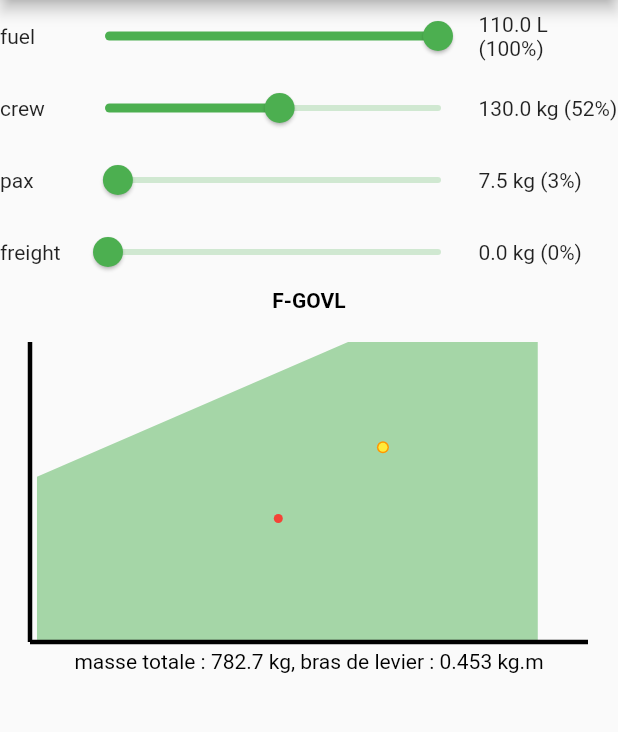
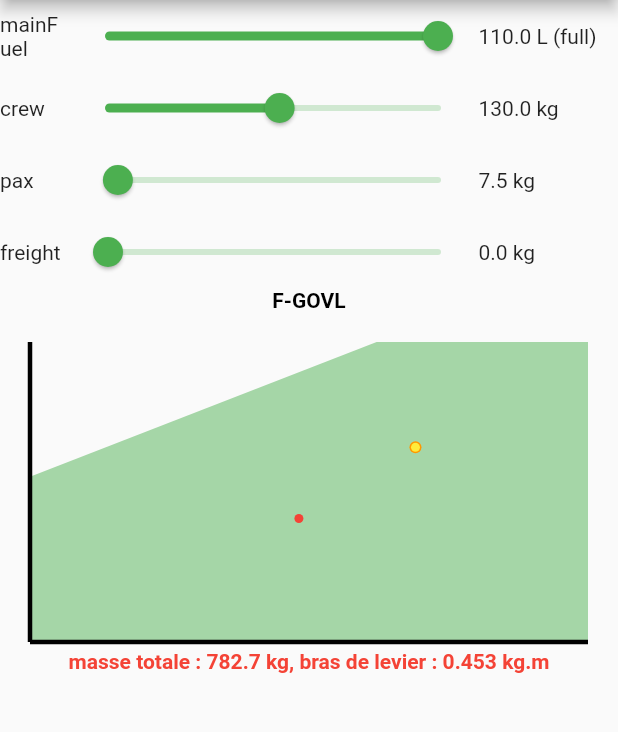
Before and after one commit to limagolf22/centrage, a Flutter app: the screen it shows after launch, in the side drawer, after a tap on the "save" icon, on a phone screen of 412 x 824 dp, the part 84-816 px from its top. Run offline on Flutter 3.47's test engine with Material 2 defaults, Android fonts, the phone set to English and light mode, and no system bars; missing offline and left inert: excel, poly_collisions.

Commit message:
add store + aux fuel

```diff
--- a/lib/chart.dart
+++ b/lib/chart.dart
@@ -55,10 +55,22 @@ class ChartPainter extends CustomPainter {
 
     double defaultHeight = 200;
 
-    double minNm = 0.200,
-        maxNm = 0.600,
-        minkg = currentPlane.gabarit[0].y.toDouble(),
-        maxkg = currentPlane.gabarit[3].y.toDouble();
+    double minNm = currentPlane.gabarit
+            .reduce((current, next) => current.x < next.x ? current : next)
+            .x
+            .toDouble(),
+        maxNm = currentPlane.gabarit
+            .reduce((current, next) => current.x > next.x ? current : next)
+            .x
+            .toDouble(),
+        minkg = currentPlane.gabarit
+            .reduce((current, next) => current.y < next.y ? current : next)
+            .y
+            .toDouble(),
+        maxkg = currentPlane.gabarit
+            .reduce((current, next) => current.y > next.y ? current : next)
+            .y
+            .toDouble();
     double Nm_PX = size.width / (maxNm - minNm);
     double kg_PX = defaultHeight / (maxkg - minkg);
 
@@ -96,7 +108,7 @@ class ChartPainter extends CustomPainter {
         3,
         paint);
     paint.color = Colors.black;
-    canvas.drawLine(Offset(0, 0), Offset(0, defaultHeight), paint);
+    canvas.drawLine(const Offset(0, 0), Offset(0, defaultHeight), paint);
     canvas.drawLine(
         Offset(0, defaultHeight), Offset(size.width, defaultHeight), paint);
   }
--- a/lib/input.dart
+++ b/lib/input.dart
@@ -1,4 +1,4 @@
-import 'package:flutter/foundation.dart';
+import 'dart:math';
 import 'package:flutter/material.dart';
 
 class Input extends StatefulWidget {
@@ -27,22 +27,26 @@ class _InputState extends State<Input> {
   @override
   void initState() {
     super.initState();
+    widget.valNot.addListener(refresh);
+
     _val = widget.valNot.value;
   }
 
   @override
   Widget build(BuildContext context) {
-    return Container(
+    return (widget.min != widget.max)
+        ? Container(
             child: Row(
                 mainAxisAlignment: MainAxisAlignment.spaceBetween,
                 mainAxisSize: MainAxisSize.max,
                 children: [
                 Container(
-              width: 45, child: Text(widget.label, textAlign: TextAlign.left)),
+                    width: 45,
+                    child: Text(widget.label, textAlign: TextAlign.left)),
                 Container(
                     width: (MediaQuery.of(context).size.width) - 140,
                     child: Slider(
-                  value: _val,
+                        value: min(widget.max, max(widget.min, _val)),
                         onChanged: onSliderChanged,
                         min: widget.min,
                         max: widget.max,
@@ -53,16 +57,26 @@ class _InputState extends State<Input> {
                         _val.toString() +
                             " " +
                             widget.unit +
-                      " (" +
-                      (_val / widget.max * 100).round().toString() +
-                      "%)",
+                            (widget.unit == "L"
+                                ? ((_val / widget.max * 100).round() == 100
+                                    ? " (full)"
+                                    : " (" +
+                                        (_val / widget.max * 100)
+                                            .round()
+                                            .toString() +
+                                        "%)")
+                                : ""),
                         textAlign: TextAlign.left))
-        ]));
+              ]))
+        : Container();
   }
 
   onSliderChanged(double v) {
     widget.valNot.value = (v * 10).round() / 10;
-    _val = (v * 10).round() / 10;
+  }
+
+  void refresh() {
+    _val = widget.valNot.value;
     setState(() {});
   }
 }
--- a/lib/main.dart
+++ b/lib/main.dart
@@ -21,7 +21,7 @@ class MyApp extends StatelessWidget {
   Widget build(BuildContext context) {
     getDir();
     return MaterialApp(
-      title: 'Centrage Flutter',
+      title: 'Centrage AC ENAC',
       theme: ThemeData(
         // This is the theme of your application.
         //
@@ -50,7 +50,7 @@ class MyHomePage extends StatefulWidget {
 
 class _MyHomePageState extends State<MyHomePage> {
   int _counter = 0;
-  Values values = new Values();
+  Values values = Values();
 
   @override
   void initState() {
@@ -72,34 +72,6 @@ class _MyHomePageState extends State<MyHomePage> {
 
   @override
   Widget build(BuildContext context) {
-    List<Widget> childrenAdded = [
-      Input(
-          min: 0.0,
-          max: currentPlane.maxFuel,
-          valNot: values.fuel,
-          label: "fuel ")
-        ..unit = "L",
-      Input(min: 0.0, max: 250.0, valNot: values.crew, label: "crew "),
-      Input(min: 0.0, max: 250.0, valNot: values.pax, label: "pax "),
-      Input(min: 0.0, max: 65.0, valNot: values.freight, label: "freight "),
-      Text(
-        currentPlane.name,
-        style: TextStyle(color: Colors.black, fontWeight: FontWeight.bold),
-        textAlign: TextAlign.center,
-      ),
-      SizedBox(
-          height: 200,
-          child: Chart(totalkg: values.totalkg, totalNm: values.totalNm)),
-      TotalLabel(valtotkg: values.totalkg, valtotNm: values.totalNm),
-      Text(dir == "" ? "" : "saved in : " + dir,
-          style: TextStyle(color: Color.fromARGB(255, 255, 0, 0)))
-    ];
-    // if (saveS == SaveState.SAVED) {
-    //   childrenAdded.insert(
-    //       0,
-    //       Text("saved in : " + dir,
-    //           style: TextStyle(color: Color.fromARGB(255, 255, 0, 0))));
-    // }
     return Scaffold(
         appBar: AppBar(
           // Here we take the value from the MyHomePage object that was created by
@@ -128,16 +100,44 @@ class _MyHomePageState extends State<MyHomePage> {
                 ListTile(
                   title: Text(plane.name),
                   onTap: () {
-                    currentPlane = plane;
+                    // values.updateTot();
+                    values.resetNotifiers(plane);
                     setState(() {});
-                    values.updateTot();
+                    Navigator.pop(context);
                   },
                 )
             ])),
-        body: ListView.builder(
-            itemCount: 7,
-            itemBuilder: (BuildContext context, int index) {
-              return childrenAdded[index];
-            }));
+        body: Column(
+          children: [
+            Input(
+                min: 0.0,
+                max: currentPlane.maxFuel,
+                valNot: values.mainFuel,
+                label: "mainFuel ")
+              ..unit = "L",
+            Input(
+                min: 0.0,
+                max: currentPlane.maxAuxFuel,
+                valNot: values.auxFuel,
+                label: "auxFuel ")
+              ..unit = "L",
+            Input(min: 0.0, max: 250.0, valNot: values.crew, label: "crew "),
+            Input(min: 0.0, max: 250.0, valNot: values.pax, label: "pax "),
+            Input(
+                min: 0.0, max: 65.0, valNot: values.freight, label: "freight "),
+            Text(
+              currentPlane.name,
+              style:
+                  TextStyle(color: Colors.black, fontWeight: FontWeight.bold),
+              textAlign: TextAlign.center,
+            ),
+            SizedBox(
+                height: 200,
+                child: Chart(totalkg: values.totalkg, totalNm: values.totalNm)),
+            TotalLabel(valtotkg: values.totalkg, valtotNm: values.totalNm),
+            Text(dir == "" ? "" : "saved in : " + dir,
+                style: TextStyle(color: Color.fromARGB(255, 255, 0, 0)))
+          ],
+        ));
   }
 }
--- a/lib/save.dart
+++ b/lib/save.dart
@@ -32,7 +32,7 @@ Future<void> saveXslx(Values val, String airplaneName) async {
   cellStyle.underline = Underline.Single; // or Underline.Double
 
   var fuel = sheetObject.cell(CellIndex.indexByString("E10"));
-  fuel.value = val.fuel.value; // dynamic values support provided;
+  fuel.value = val.mainFuel.value; // dynamic values support provided;
 
   var crew = sheetObject.cell(CellIndex.indexByString("C18"));
   crew.value = val.crew.value;
--- a/lib/total.dart
+++ b/lib/total.dart
@@ -1,8 +1,8 @@
 import 'dart:math';
 
-import 'package:centrage/chart.dart';
 import 'package:flutter/material.dart';
 import 'package:centrage/values.dart';
+import 'package:poly_collisions/poly_collisions.dart';
 
 class TotalLabel extends StatefulWidget {
   final ValueNotifier<double> valtotkg;
@@ -39,7 +39,10 @@ class _TotalLabelState extends State<TotalLabel> {
               " kg, bras de levier : " +
               ((widget.valtotNm.value * 1000).round() / 1000).toString() +
               " kg.m",
-          style: TextStyle(color: inlimits() ? Colors.black : Colors.red),
+          style: TextStyle(
+              color: inlimitsConvex() ? Colors.black : Colors.red,
+              fontWeight:
+                  inlimitsConvex() ? FontWeight.normal : FontWeight.bold),
           textAlign: TextAlign.center,
         ));
   }
@@ -55,4 +58,9 @@ class _TotalLabelState extends State<TotalLabel> {
                 currentPlane.gabarit[2].y) &&
         widget.valtotNm.value < currentPlane.gabarit[3].x;
   }
+
+  bool inlimitsConvex() {
+    return PolygonCollision.isPointInPolygon(currentPlane.gabarit,
+        Point(widget.valtotNm.value, widget.valtotkg.value));
+  }
 }
--- a/lib/values.dart
+++ b/lib/values.dart
@@ -1,15 +1,17 @@
 import 'dart:math';
 
 import 'package:flutter/material.dart';
+
+const fuelType = {"100LL": 0.72, "JETA1": 0.8};
 
 class Plane {
   String name;
   List<Point> gabarit;
   Map<String, double> leverArm;
-  double maxFuel, massPlane, laPlane;
+  double maxFuel, maxAuxFuel, massPlane, laPlane;
 
-  Plane(this.name, this.gabarit, this.leverArm, this.maxFuel, this.massPlane,
-      this.laPlane);
+  Plane(this.name, this.gabarit, this.leverArm, this.maxFuel, this.maxAuxFuel,
+      this.massPlane, this.laPlane);
 }
 
 List<Plane> planeList = [
@@ -22,12 +24,13 @@ List<Plane> planeList = [
         Point(0.564, 900),
         Point(0.564, 566)
       ],
-      {"fuel": 1.12, "crew": 0.41, "pax": 1.19, "freight": 1.3},
+      {"mainFuel": 1.12, "crew": 0.41, "pax": 1.19, "freight": 1.3},
       110,
+      0,
       566,
       0.3595),
   Plane(
-      "F-GOVY",
+      "F-GLVY",
       [
         Point(0.205, 566),
         Point(0.205, 750),
@@ -35,8 +38,9 @@ List<Plane> planeList = [
         Point(0.564, 900),
         Point(0.564, 566)
       ],
-      {"fuel": 1.12, "crew": 0.41, "pax": 1.19, "freight": 1.3},
+      {"mainFuel": 1.12, "crew": 0.41, "pax": 1.19, "freight": 1.3},
       110,
+      0,
       566,
       0.3595),
   Plane(
@@ -48,13 +52,56 @@ List<Plane> planeList = [
         Point(0.564, 900),
         Point(0.564, 581.9)
       ],
-      {"fuel": 1.12, "crew": 0.41, "pax": 1.19, "freight": 1.9},
+      {"mainFuel": 1.12, "crew": 0.41, "pax": 1.19, "freight": 1.9},
       110,
+      0,
       581.9,
-      0.3290)
+      0.3290),
+  Plane(
+      "F-GYRL",
+      [
+        Point(0.205, 600),
+        Point(0.205, 760),
+        Point(0.428, 1000),
+        Point(0.564, 1000),
+        Point(0.564, 600)
+      ],
+      {
+        "mainFuel": 1.12,
+        "auxFuel": 1.61,
+        "crew": 0.41,
+        "pax": 1.19,
+        "freight": 1.9
+      },
+      110,
+      50,
+      603.0,
+      0.3159),
+  Plane(
+      "F-GUAC",
+      [
+        Point(0.949, 700),
+        Point(0.949, 970),
+        Point(1.01, 1070),
+        Point(1.083, 1150),
+        Point(1.205, 1150),
+        Point(1.205, 700)
+      ],
+      {"mainFuel": 1.075, "crew": 1.165, "pax": 2.095, "freight": 2.6},
+      210,
+      0,
+      766.0,
+      0.9494)
 ];
 
 Plane currentPlane = planeList[0];
+
+double fuelDensity = fuelType["100LL"]!;
+
+Map<String, Map<String, double>> storedValues = {
+  for (var item in planeList)
+    item.name: {"mainFuel": 0, "auxFuel": 0, "crew": 0, "pax": 0, "freight": 0}
+};
 
 double totalkgfuelMax = 0.0;
 double totalNmfuelMax = 0.0;
@@ -62,7 +109,9 @@ double totalkgfuelMin = 0.0;
 double totalNmfuelMin = 0.0;
 
 class Values {
-  ValueNotifier<double> fuel = new ValueNotifier(110.0);
+  ValueNotifier<double> mainFuel = new ValueNotifier(110.0);
+  ValueNotifier<double> auxFuel = new ValueNotifier(0.0);
+
   ValueNotifier<double> crew = new ValueNotifier(130.0);
   ValueNotifier<double> pax = new ValueNotifier(7.5);
   ValueNotifier<double> freight = new ValueNotifier(0.0);
@@ -71,21 +120,44 @@ class Values {
   ValueNotifier<double> totalNm = new ValueNotifier(0.0);
 
   Values() {
-    fuel.addListener(updateTot);
+    mainFuel.addListener(updateTot);
+    auxFuel.addListener(updateTot);
     crew.addListener(updateTot);
     pax.addListener(updateTot);
     freight.addListener(updateTot);
     updateTot();
   }
+  void resetNotifiers(Plane plane) {
+    (storedValues[currentPlane.name])!["mainFuel"] = mainFuel.value;
+    (storedValues[currentPlane.name])!["auxFuel"] = auxFuel.value;
+    (storedValues[currentPlane.name])!["crew"] = crew.value;
+    (storedValues[currentPlane.name])!["pax"] = pax.value;
+    (storedValues[currentPlane.name])!["freight"] = freight.value;
+    currentPlane = plane;
+    mainFuel.value = (storedValues[currentPlane.name])!["mainFuel"]!;
+    auxFuel.value = (storedValues[currentPlane.name])!["auxFuel"]!;
+    crew.value = (storedValues[currentPlane.name])!["crew"]!;
+    pax.value = (storedValues[currentPlane.name])!["pax"]!;
+    freight.value = (storedValues[currentPlane.name])!["freight"]!;
+    updateTot();
+  }
 
   void updateTot() {
     double t_kg = currentPlane.massPlane +
-        fuel.value * 0.72 +
+        mainFuel.value * fuelDensity +
+        auxFuel.value * fuelDensity +
         crew.value +
         pax.value +
         freight.value;
     double t_Nm = ((currentPlane.massPlane * currentPlane.laPlane +
-                    fuel.value * 0.72 * currentPlane.leverArm["fuel"]! +
+                    mainFuel.value *
+                        fuelDensity *
+                        currentPlane.leverArm["mainFuel"]! +
+                    (currentPlane.leverArm.containsKey("auxFuel")
+                        ? fuelDensity *
+                            auxFuel.value *
+                            currentPlane.leverArm["auxFuel"]!
+                        : 0) +
                     crew.value * currentPlane.leverArm["crew"]! +
                     pax.value * currentPlane.leverArm["pax"]! +
                     freight.value * currentPlane.leverArm["freight"]!) /
@@ -94,7 +166,8 @@ class Values {
             .round() /
         1000;
     totalkgfuelMax = currentPlane.massPlane +
-        currentPlane.maxFuel * 0.72 +
+        currentPlane.maxFuel * fuelDensity +
+        currentPlane.maxAuxFuel * fuelDensity +
         crew.value +
         pax.value +
         freight.value;
@@ -102,8 +175,13 @@ class Values {
         currentPlane.massPlane + crew.value + pax.value + freight.value;
     totalNmfuelMax = ((currentPlane.massPlane * currentPlane.laPlane +
                     currentPlane.maxFuel *
-                        0.72 *
-                        currentPlane.leverArm["fuel"]! +
+                        fuelDensity *
+                        currentPlane.leverArm["mainFuel"]! +
+                    (currentPlane.leverArm.containsKey("auxFuel")
+                        ? fuelDensity *
+                            currentPlane.maxAuxFuel *
+                            currentPlane.leverArm["auxFuel"]!
+                        : 0) +
                     crew.value * currentPlane.leverArm["crew"]! +
                     pax.value * currentPlane.leverArm["pax"]! +
                     freight.value * currentPlane.leverArm["freight"]!) /
--- a/pubspec.yaml
+++ b/pubspec.yaml
@@ -35,6 +35,7 @@ dependencies:
   cupertino_icons: ^1.0.2
   excel: ^2.0.0-null-safety-3
   path_provider: ^2.0.6
+  poly_collisions: ^1.4.0
 
 dev_dependencies:
   flutter_test:
```
Also changed, not shown: lib/mainPage.dart (added), pubspec.lock, 3 other files. Lines whose indentation alone changed are shown as unchanged.
